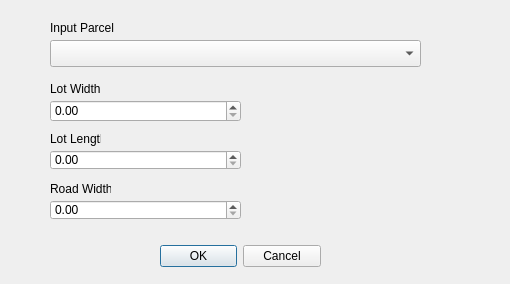
armani2404/Subdivision, file subdivision_dialog_base.ui: the form before one commit.
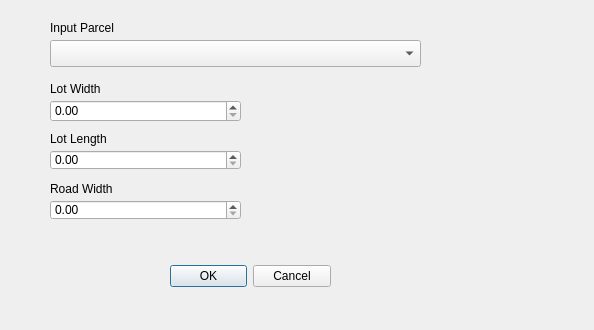
The form after the commit. Custom widgets are drawn as their Qt base class.

Diff of the .ui file:
```diff
--- a/subdivision_dialog_base.ui
+++ b/subdivision_dialog_base.ui
@@ -6,8 +6,8 @@
    <rect>
     <x>0</x>
     <y>0</y>
-    <width>510</width>
-    <height>284</height>
+    <width>594</width>
+    <height>330</height>
    </rect>
   </property>
   <property name="windowTitle">
@@ -16,8 +16,8 @@
   <widget class="QDialogButtonBox" name="button_box">
    <property name="geometry">
     <rect>
-     <x>160</x>
-     <y>240</y>
+     <x>170</x>
+     <y>260</y>
      <width>161</width>
      <height>32</height>
     </rect>
@@ -47,7 +47,7 @@
     <rect>
      <x>50</x>
      <y>80</y>
-     <width>61</width>
+     <width>121</width>
      <height>18</height>
     </rect>
    </property>
@@ -70,7 +70,7 @@
     <rect>
      <x>50</x>
      <y>130</y>
-     <width>51</width>
+     <width>101</width>
      <height>18</height>
     </rect>
    </property>
@@ -106,7 +106,7 @@
     <rect>
      <x>50</x>
      <y>180</y>
-     <width>61</width>
+     <width>111</width>
      <height>18</height>
     </rect>
    </property>
```
